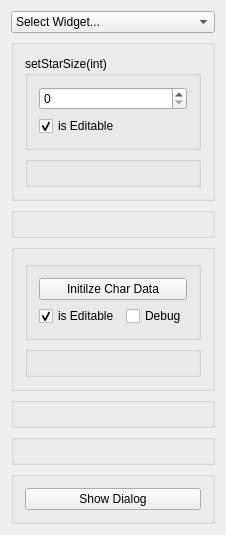
Old version of the form FF7tk/mainwindow.ui in the repository sithlord48/ff7tk.
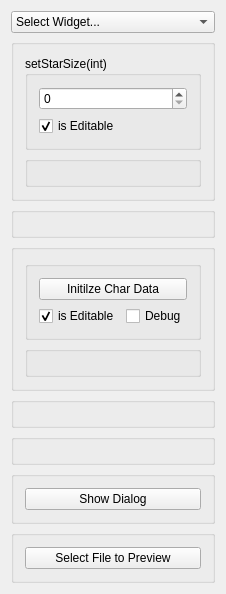
New version of the form.

Commit message: + SlotSelect Demo.

The edit to the form file:
```diff
--- a/FF7tk/mainwindow.ui
+++ b/FF7tk/mainwindow.ui
@@ -6,8 +6,8 @@
    <rect>
     <x>0</x>
     <y>0</y>
-    <width>220</width>
-    <height>22</height>
+    <width>216</width>
+    <height>23</height>
    </rect>
   </property>
   <property name="sizePolicy">
@@ -195,6 +195,25 @@
       </layout>
      </widget>
     </item>
+    <item>
+     <widget class="QGroupBox" name="slotSelect_Box">
+      <property name="enabled">
+       <bool>true</bool>
+      </property>
+      <property name="title">
+       <string/>
+      </property>
+      <layout class="QVBoxLayout" name="verticalLayout_2">
+       <item>
+        <widget class="QPushButton" name="btn_slotSelect">
+         <property name="text">
+          <string>Select File to Preview</string>
+         </property>
+        </widget>
+       </item>
+      </layout>
+     </widget>
+    </item>
    </layout>
   </widget>
  </widget>
```
Left out of the diff: 5 changed lines with no effect on the pictures. The commit also changes 2 other files.
